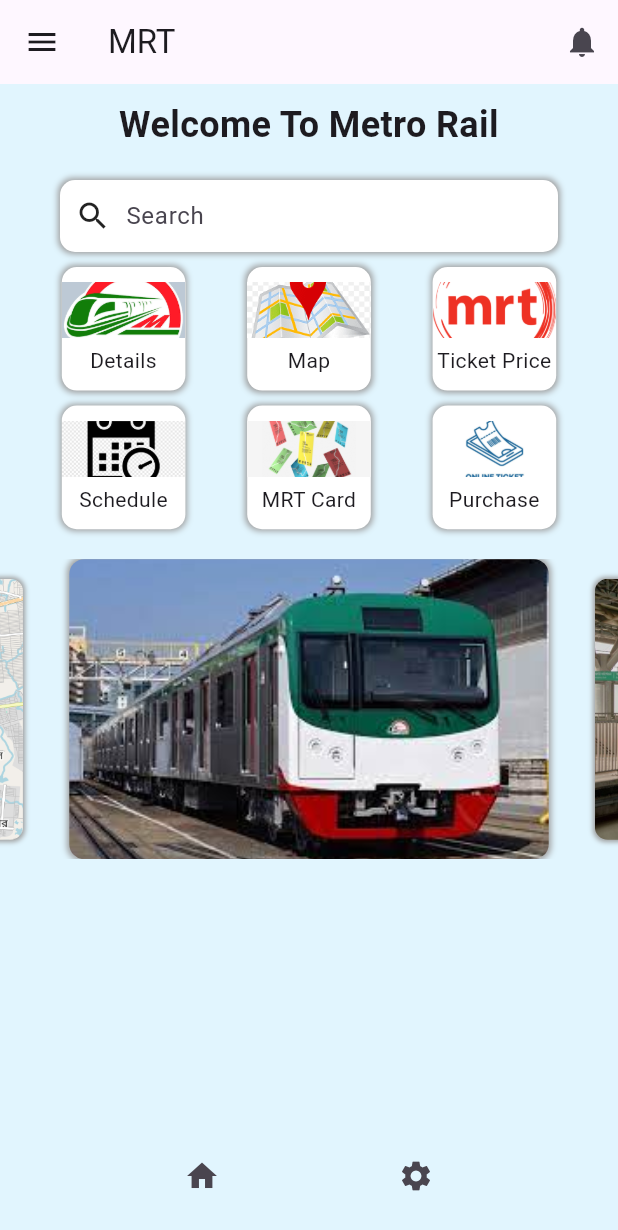
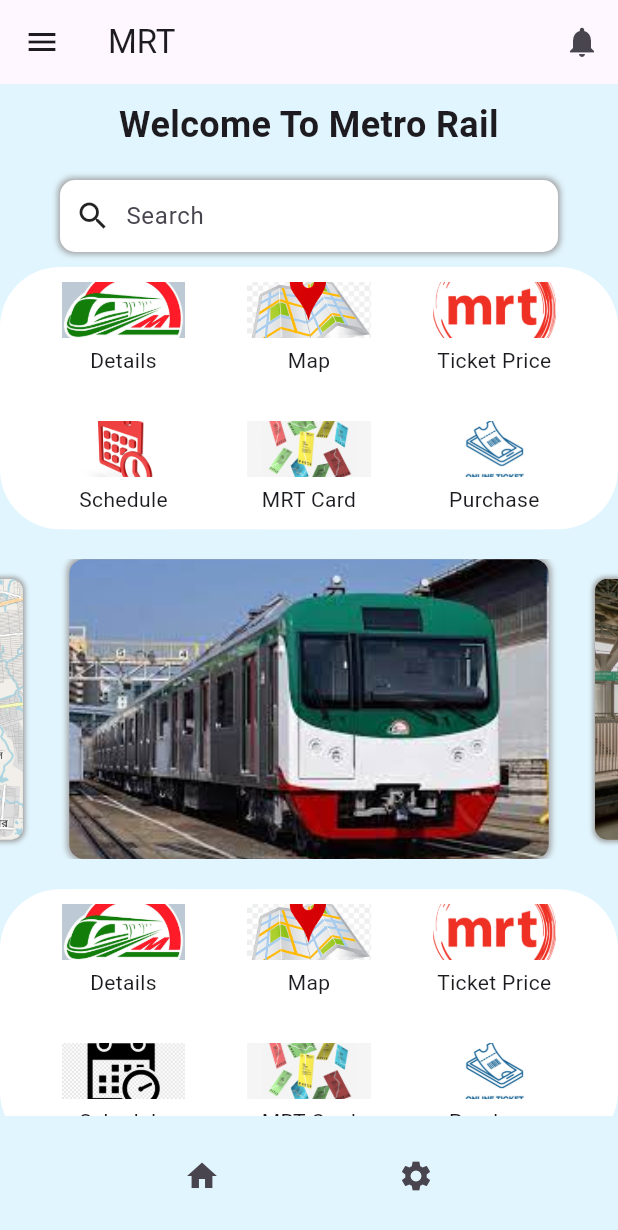
Before and after one commit to rijwan-uddin/design_metrorail, a Flutter app: the screen it shows after launch, on a phone screen of 412 x 824 dp. Shown: the top 1230 px of the screen. Run offline on Flutter 3.47's test engine with Material 3 defaults, Android fonts, the light colour scheme and no system bars; drawn by our look-alikes of carousel_slider; our stand-ins replace flutter_typeahead, image_picker.

Commit message:
Homepage update

```diff
--- a/lib/main.dart
+++ b/lib/main.dart
@@ -62,6 +62,7 @@
             SizedBox(height: 20),
             CarouselSliderWidget(),
             SizedBox(height: 20),
+            features(),
           ],
         ),
       ),
@@ -148,16 +149,16 @@
     );
   }
 }
-
 class MenuButtons extends StatelessWidget {
   const MenuButtons({Key? key}) : super(key: key);
 
   @override
   Widget build(BuildContext context) {
-    return LayoutBuilder(
-      builder: (context, constraints) {
-        return  Column(
-          mainAxisAlignment: MainAxisAlignment.spaceEvenly,
+    return Container(   decoration: BoxDecoration(
+      color: Colors.white, // Set the background color for menu buttons
+      borderRadius: BorderRadius.circular(40), // Set the border radius
+    ),// Set the background color for menu buttons
+      child: Column(
         children: [
           const Row(
             mainAxisAlignment: MainAxisAlignment.spaceEvenly,
@@ -167,21 +168,21 @@
               MenuItem(title: 'Ticket Price', imagePath: 'asset/mrt3.png', page: TicketPrice()),
             ],
           ),
-            SizedBox(height: 10),
+          const SizedBox(height: 10),
           Row(
             mainAxisAlignment: MainAxisAlignment.spaceEvenly,
             children: [
-                const MenuItem(title: 'Schedule', imagePath: 'asset/mrt4.png', page: Schedule()),
+              const MenuItem(title: 'Schedule', imagePath: 'asset/sch.jpg', page: Schedule()),
               MenuItem(title: 'MRT Card', imagePath: 'asset/mrtic2.jpg', page: PassCardForm()),
               const MenuItem(title: 'Purchase ', imagePath: 'asset/mrt5.jpg', page: Tickets()),
             ],
           ),
         ],
-        );
-      },
+      ),
     );
   }
 }
+
 
 class MenuItem extends StatelessWidget {
   final String title;
@@ -212,11 +213,11 @@
           borderRadius: BorderRadius.circular(10),
           color: Colors.white,
           boxShadow: const [
-            BoxShadow(
+            /*BoxShadow(
               color: Colors.grey,
               spreadRadius: 1,
               blurRadius: 3,
-            ),
+            ),*/
           ],
         ),
         child: Column(
@@ -328,3 +329,36 @@
     );
   }
 }
+class features extends StatelessWidget {
+  const features({Key? key}) : super(key: key);
+
+  @override
+  Widget build(BuildContext context) {
+    return Container(   decoration: BoxDecoration(
+      color: Colors.white, // Set the background color for menu buttons
+      borderRadius: BorderRadius.circular(40), // Set the border radius
+    ),// Set the background color for menu buttons
+      child: Column(
+        children: [
+          const Row(
+            mainAxisAlignment: MainAxisAlignment.spaceEvenly,
+            children: [
+              MenuItem(title: 'Details', imagePath: 'asset/mrt1.png', page: HomePage()),
+              MenuItem(title: 'Map', imagePath: 'asset/mrt6.png', page: Schedule()),
+              MenuItem(title: 'Ticket Price', imagePath: 'asset/mrt3.png', page: TicketPrice()),
+            ],
+          ),
+          const SizedBox(height: 10),
+          Row(
+            mainAxisAlignment: MainAxisAlignment.spaceEvenly,
+            children: [
+              const MenuItem(title: 'Schedule', imagePath: 'asset/mrt4.png', page: Schedule()),
+              MenuItem(title: 'MRT Card', imagePath: 'asset/mrtic2.jpg', page: PassCardForm()),
+              const MenuItem(title: 'Purchase ', imagePath: 'asset/mrt5.jpg', page: Tickets()),
+            ],
+          ),
+        ],
+      ),
+    );
+  }
+}
--- a/lib/tickets.dart
+++ b/lib/tickets.dart
@@ -217,7 +217,8 @@
         child: Card(
           elevation: 4.0, // Adjust elevation as needed
           child: Container(
-            width: 300.0, // Adjust the width as needed
+            width: 300.0,
+            height: 300.0, // Adjust the width as needed
             padding: EdgeInsets.all(20.0),
             decoration: BoxDecoration(
               image: DecorationImage(
@@ -230,12 +231,12 @@
               children: [
                 Text(
                   'From: ${ticket.fromStation}',
-                  style: TextStyle(fontSize: 20.0, fontWeight: FontWeight.bold, color: Colors.white),
+                  style: TextStyle(fontSize: 20.0, fontWeight: FontWeight.bold, color: Colors.black),
                 ),
                 SizedBox(height: 10.0),
                 Text(
                   'To: ${ticket.toStation}',
-                  style: TextStyle(fontSize: 20.0, fontWeight: FontWeight.bold, color: Colors.white),
+                  style: TextStyle(fontSize: 20.0, fontWeight: FontWeight.bold, color: Colors.black),
                 ),
                 SizedBox(height: 20.0),
                 Row(
@@ -243,11 +244,11 @@
                   children: [
                     Text(
                       '${ticket.date.day}/${ticket.date.month}/${ticket.date.year}',
-                      style: TextStyle(fontSize: 16.0, color: Colors.white),
+                      style: TextStyle(fontSize: 16.0, color: Colors.black),
                     ),
                     Text(
                       'Time: ${ticket.time}',
-                      style: TextStyle(fontSize: 16.0, color: Colors.white),
+                      style: TextStyle(fontSize: 16.0, color: Colors.black),
                     ),
                   ],
                 ),
--- a/pubspec.yaml
+++ b/pubspec.yaml
@@ -78,6 +78,7 @@
     - asset/bksh.png
     - asset/nagad.png
     - asset/rock.png
+    - asset/sch.jpg
 
   # An image asset can refer to one or more resolution-specific "variants", see
   # https://flutter.dev/assets-and-images/#resolution-aware
```
Also changed, not shown: asset/sch.jpg (added). Lines whose indentation alone changed are shown as unchanged.
